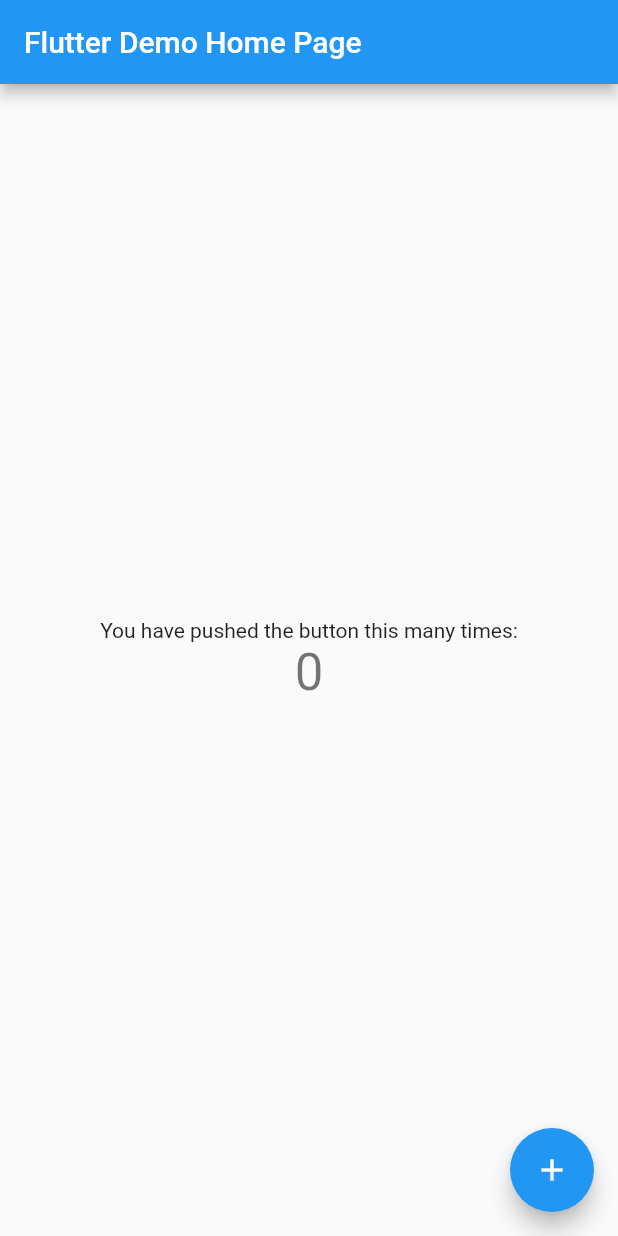
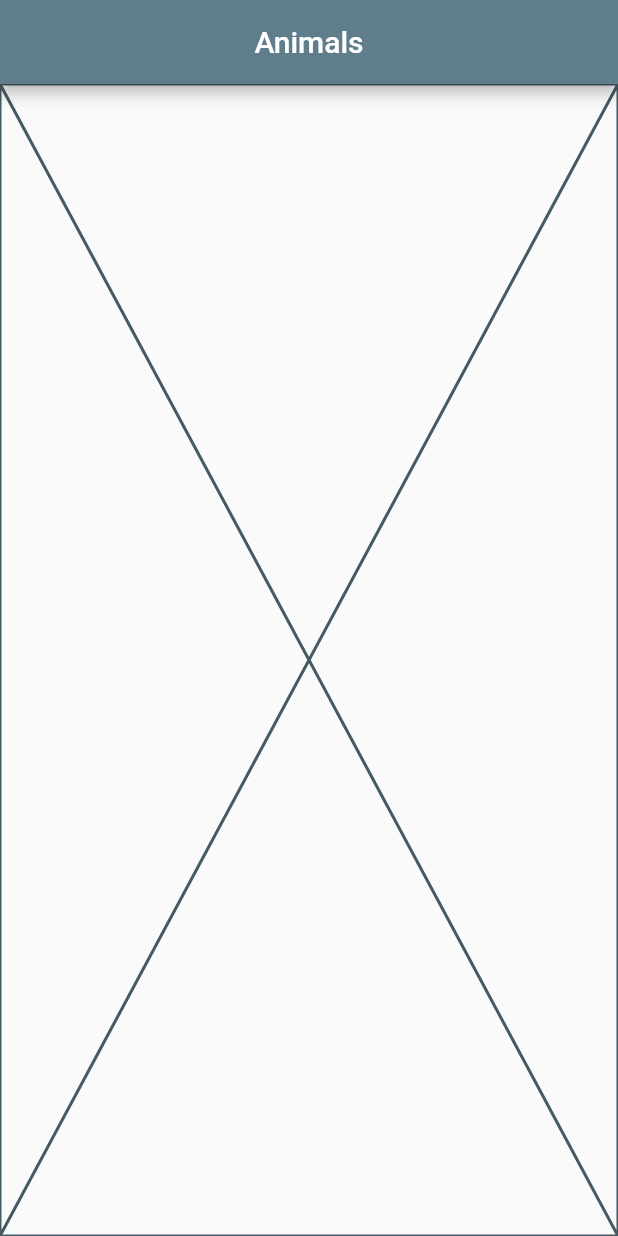
Before and after one commit to ceciliarivero/animals, a Flutter app: the screen it shows after launch, on a phone screen of 412 x 824 dp. Run offline on Flutter 3.47's test engine with Material 2 defaults, Android fonts, the phone set to English and light mode, and no system bars.

Commit message:
Add Home screen basic structure.

```diff
--- a/lib/main.dart
+++ b/lib/main.dart
@@ -1,115 +1,27 @@
 import 'package:flutter/material.dart';
 
+import './screens/home.dart';
+
 void main() {
-  runApp(const MyApp());
+  runApp(const App());
 }
 
-class MyApp extends StatelessWidget {
-  const MyApp({super.key});
+class App extends StatelessWidget {
+  const App({super.key});
 
-  // This widget is the root of your application.
   @override
   Widget build(BuildContext context) {
     return MaterialApp(
-      title: 'Flutter Demo',
+      title: 'Animals',
       theme: ThemeData(
-        // This is the theme of your application.
-        //
-        // Try running your application with "flutter run". You'll see the
-        // application has a blue toolbar. Then, without quitting the app, try
-        // changing the primarySwatch below to Colors.green and then invoke
-        // "hot reload" (press "r" in the console where you ran "flutter run",
-        // or simply save your changes to "hot reload" in a Flutter IDE).
-        // Notice that the counter didn't reset back to zero; the application
-        // is not restarted.
-        primarySwatch: Colors.blue,
+        primarySwatch: Colors.blueGrey,
       ),
-      home: const MyHomePage(title: 'Flutter Demo Home Page'),
+      home: Scaffold(
+        appBar: AppBar(
+          title: const Center(child: Text('Animals')),
+        ),
+        body: const Home(),
+      ),
     );
   }
 }
-
-class MyHomePage extends StatefulWidget {
-  const MyHomePage({super.key, required this.title});
-
-  // This widget is the home page of your application. It is stateful, meaning
-  // that it has a State object (defined below) that contains fields that affect
-  // how it looks.
-
-  // This class is the configuration for the state. It holds the values (in this
-  // case the title) provided by the parent (in this case the App widget) and
-  // used by the build method of the State. Fields in a Widget subclass are
-  // always marked "final".
-
-  final String title;
-
-  @override
-  State<MyHomePage> createState() => _MyHomePageState();
-}
-
-class _MyHomePageState extends State<MyHomePage> {
-  int _counter = 0;
-
-  void _incrementCounter() {
-    setState(() {
-      // This call to setState tells the Flutter framework that something has
-      // changed in this State, which causes it to rerun the build method below
-      // so that the display can reflect the updated values. If we changed
-      // _counter without calling setState(), then the build method would not be
-      // called again, and so nothing would appear to happen.
-      _counter++;
-    });
-  }
-
-  @override
-  Widget build(BuildContext context) {
-    // This method is rerun every time setState is called, for instance as done
-    // by the _incrementCounter method above.
-    //
-    // The Flutter framework has been optimized to make rerunning build methods
-    // fast, so that you can just rebuild anything that needs updating rather
-    // than having to individually change instances of widgets.
-    return Scaffold(
-      appBar: AppBar(
-        // Here we take the value from the MyHomePage object that was created by
-        // the App.build method, and use it to set our appbar title.
-        title: Text(widget.title),
-      ),
-      body: Center(
-        // Center is a layout widget. It takes a single child and positions it
-        // in the middle of the parent.
-        child: Column(
-          // Column is also a layout widget. It takes a list of children and
-          // arranges them vertically. By default, it sizes itself to fit its
-          // children horizontally, and tries to be as tall as its parent.
-          //
-          // Invoke "debug painting" (press "p" in the console, choose the
-          // "Toggle Debug Paint" action from the Flutter Inspector in Android
-          // Studio, or the "Toggle Debug Paint" command in Visual Studio Code)
-          // to see the wireframe for each widget.
-          //
-          // Column has various properties to control how it sizes itself and
-          // how it positions its children. Here we use mainAxisAlignment to
-          // center the children vertically; the main axis here is the vertical
-          // axis because Columns are vertical (the cross axis would be
-          // horizontal).
-          mainAxisAlignment: MainAxisAlignment.center,
-          children: <Widget>[
-            const Text(
-              'You have pushed the button this many times:',
-            ),
-            Text(
-              '$_counter',
-              style: Theme.of(context).textTheme.headlineMedium,
-            ),
-          ],
-        ),
-      ),
-      floatingActionButton: FloatingActionButton(
-        onPressed: _incrementCounter,
-        tooltip: 'Increment',
-        child: const Icon(Icons.add),
-      ), // This trailing comma makes auto-formatting nicer for build methods.
-    );
-  }
-}
--- /dev/null
+++ b/lib/screens/home.dart
@@ -0,0 +1,10 @@
+import 'package:flutter/material.dart';
+
+class Home extends StatelessWidget {
+  const Home({super.key});
+
+  @override
+  Widget build(BuildContext context) {
+    return const Placeholder();
+  }
+}
```
